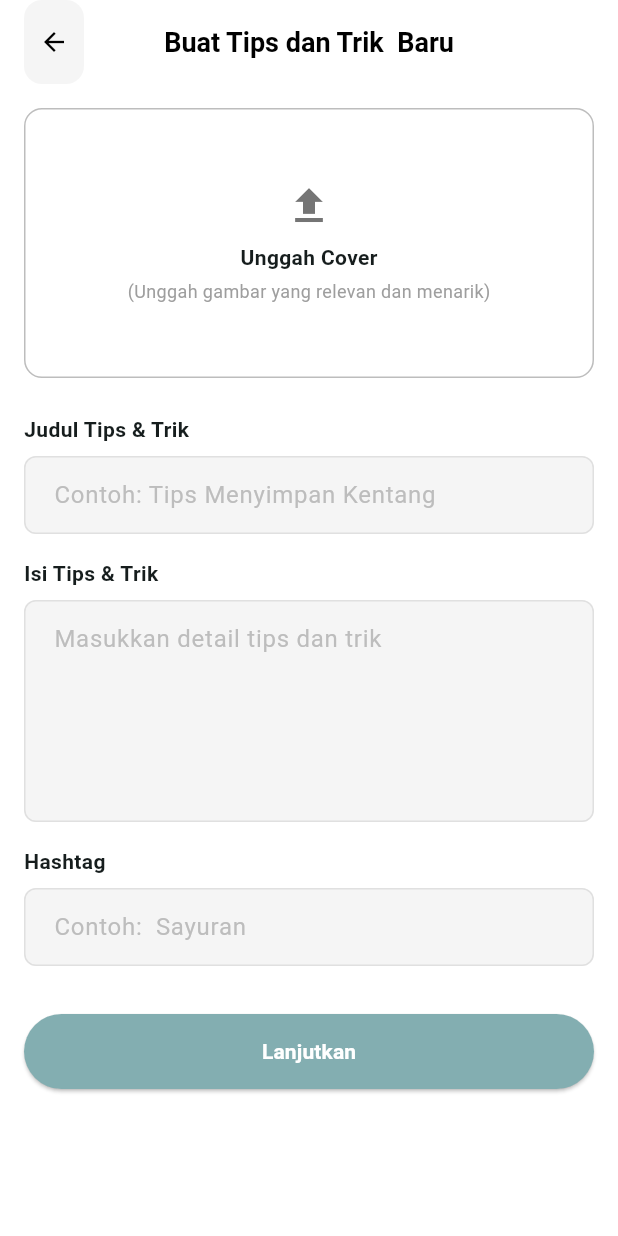
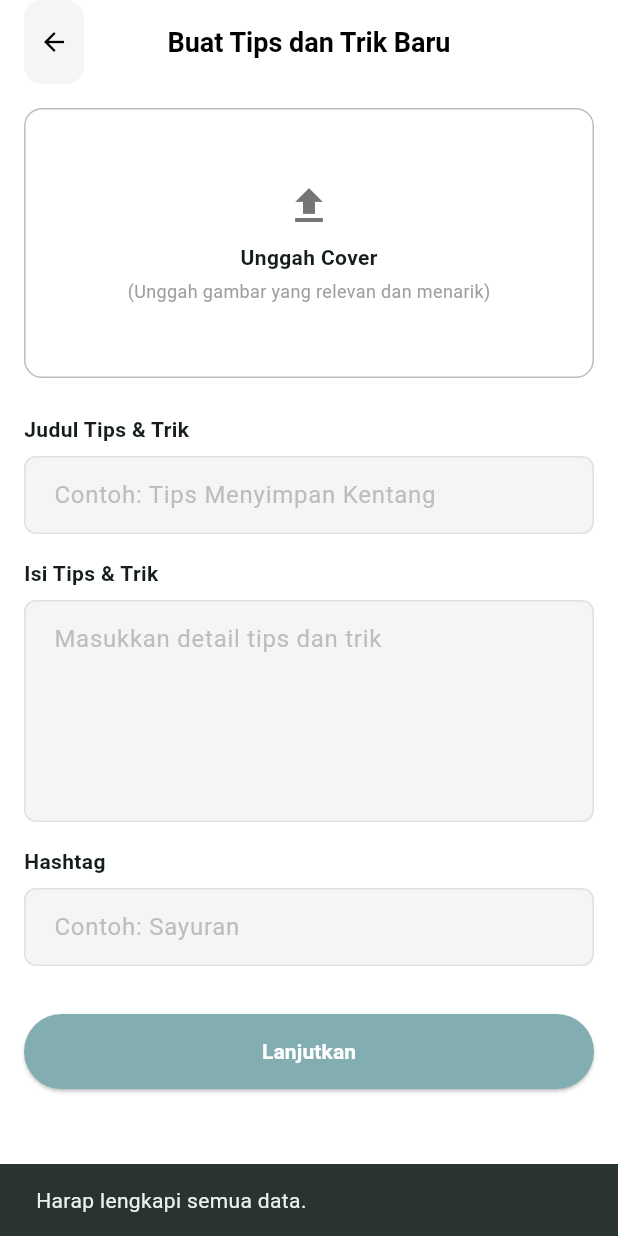
Before and after one commit to hafsahha/MASAKIO, a Flutter app: the TambahTipsPage screen opened directly, after a tap on "Lanjutkan", on a phone screen of 412 x 824 dp. Run offline on Flutter 3.47's test engine with Material 3 defaults, Android fonts, the phone set to English and light mode, and no system bars; our stand-ins replace image_picker, video_player.

Commit message:
tung tung tung sahur

```diff
--- a/lib/Tips Trik/tambah_tips.dart
+++ b/lib/Tips Trik/tambah_tips.dart
@@ -1,7 +1,55 @@
 import 'package:flutter/material.dart';
+import 'package:image_picker/image_picker.dart';
+import 'dart:typed_data';
+import 'tips_validation.dart';
 
-class TambahTipsPage extends StatelessWidget {
+class TambahTipsPage extends StatefulWidget {
   const TambahTipsPage({super.key});
+
+  @override
+  State<TambahTipsPage> createState() => _TambahTipsPageState();
+}
+
+class _TambahTipsPageState extends State<TambahTipsPage> {
+  final TextEditingController _judulController = TextEditingController();
+  final TextEditingController _isiController = TextEditingController();
+  final TextEditingController _hashtagController = TextEditingController();
+
+  Uint8List? _imageBytes;
+
+  Future<void> _pickImage() async {
+    final picker = ImagePicker();
+    final pickedFile = await picker.pickImage(source: ImageSource.gallery);
+    if (pickedFile != null) {
+      final bytes = await pickedFile.readAsBytes();
+      setState(() {
+        _imageBytes = bytes;
+      });
+    }
+  }
+
+  void _lanjutkan() {
+    if (_imageBytes != null &&
+        _judulController.text.isNotEmpty &&
+        _isiController.text.isNotEmpty &&
+        _hashtagController.text.isNotEmpty) {
+      Navigator.push(
+        context,
+        MaterialPageRoute(
+          builder: (context) => TipsValidationPage(
+            judul: _judulController.text,
+            isi: _isiController.text,
+            hashtag: _hashtagController.text,
+            imageBytes: _imageBytes!,
+          ),
+        ),
+      );
+    } else {
+      ScaffoldMessenger.of(context).showSnackBar(
+        const SnackBar(content: Text('Harap lengkapi semua data.')),
+      );
+    }
+  }
 
   @override
   Widget build(BuildContext context) {
@@ -24,12 +72,8 @@ class TambahTipsPage extends StatelessWidget {
           ),
         ),
         title: const Text(
-          'Buat Tips dan Trik  Baru',
-          style: TextStyle(
-            fontSize: 18,
-            fontWeight: FontWeight.w600,
-            color: Colors.black,
-          ),
+          'Buat Tips dan Trik Baru',
+          style: TextStyle(fontSize: 18, fontWeight: FontWeight.w600, color: Colors.black),
         ),
         centerTitle: true,
       ),
@@ -39,27 +83,30 @@ class TambahTipsPage extends StatelessWidget {
           crossAxisAlignment: CrossAxisAlignment.start,
           children: [
             InkWell(
-              onTap: () {},
+              onTap: _pickImage,
               child: Container(
                 height: 180,
                 width: double.infinity,
                 decoration: BoxDecoration(
                   borderRadius: BorderRadius.circular(12),
-                  border: Border.all(
-                    color: Colors.black26,
-                    style: BorderStyle.solid,
-                    width: 1,
+                  border: Border.all(color: Colors.black26, width: 1),
                 ),
+                child: _imageBytes != null
+                    ? ClipRRect(
+                        borderRadius: BorderRadius.circular(12),
+                        child: Image.memory(
+                          _imageBytes!,
+                          fit: BoxFit.cover,
+                          width: double.infinity,
+                          height: 180,
                         ),
-                child: Column(
+                      )
+                    : Column(
                         mainAxisAlignment: MainAxisAlignment.center,
                         children: const [
                           Icon(Icons.upload, size: 32, color: Colors.black54),
                           SizedBox(height: 8),
-                    Text(
-                      'Unggah Cover',
-                      style: TextStyle(fontWeight: FontWeight.bold),
-                    ),
+                          Text('Unggah Cover', style: TextStyle(fontWeight: FontWeight.bold)),
                           SizedBox(height: 4),
                           Text(
                             '(Unggah gambar yang relevan dan menarik)',
@@ -70,44 +117,30 @@ class TambahTipsPage extends StatelessWidget {
               ),
             ),
             const SizedBox(height: 24),
-            const Text(
-              'Judul Tips & Trik',
-              style: TextStyle(fontWeight: FontWeight.w600),
-            ),
+            const Text('Judul Tips & Trik', style: TextStyle(fontWeight: FontWeight.w600)),
             const SizedBox(height: 8),
-            _buildTextField(hint: 'Contoh: Tips Menyimpan Kentang'),
+            _buildTextField(controller: _judulController, hint: 'Contoh: Tips Menyimpan Kentang'),
             const SizedBox(height: 16),
-            const Text(
-              'Isi Tips & Trik',
-              style: TextStyle(fontWeight: FontWeight.w600),
-            ),
+            const Text('Isi Tips & Trik', style: TextStyle(fontWeight: FontWeight.w600)),
             const SizedBox(height: 8),
-            _buildTextField(hint: 'Masukkan detail tips dan trik', maxLines: 5),
+            _buildTextField(controller: _isiController, hint: 'Masukkan detail tips dan trik', maxLines: 5),
             const SizedBox(height: 16),
-            const Text(
-              'Hashtag',
-              style: TextStyle(fontWeight: FontWeight.w600),
-            ),
+            const Text('Hashtag', style: TextStyle(fontWeight: FontWeight.w600)),
             const SizedBox(height: 8),
-            _buildTextField(hint: 'Contoh:  Sayuran'),
+            _buildTextField(controller: _hashtagController, hint: 'Contoh: Sayuran'),
             const SizedBox(height: 32),
             SizedBox(
               width: double.infinity,
               height: 50,
               child: ElevatedButton(
-                onPressed: () {},
+                onPressed: _lanjutkan,
                 style: ElevatedButton.styleFrom(
                   backgroundColor: const Color(0xFF83AEB1),
-                  shape: RoundedRectangleBorder(
-                    borderRadius: BorderRadius.circular(30),
-                  ),
+                  shape: RoundedRectangleBorder(borderRadius: BorderRadius.circular(30)),
                 ),
                 child: const Text(
                   'Lanjutkan',
-                  style: TextStyle(
-                    color: Colors.white,
-                    fontWeight: FontWeight.w600,
-                  ),
+                  style: TextStyle(color: Colors.white, fontWeight: FontWeight.w600),
                 ),
               ),
             ),
@@ -117,8 +150,9 @@ class TambahTipsPage extends StatelessWidget {
     );
   }
 
-  Widget _buildTextField({required String hint, int maxLines = 1}) {
+  Widget _buildTextField({required TextEditingController controller, required String hint, int maxLines = 1}) {
     return TextFormField(
+      controller: controller,
       maxLines: maxLines,
       decoration: InputDecoration(
         hintText: hint,
```
Also changed, not shown: lib/Tips Trik/tips_validation.dart (added, +99 -0 lines). Lines whose indentation alone changed are shown as unchanged.
